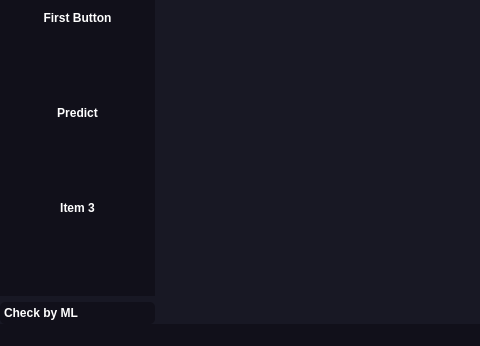
MarcinKrupnik/CheckPCB, file check_pcb.ui: the form before one commit; both pictures show x 0 to 480 and y 157 to 503 of the 955 by 503 pixel window.
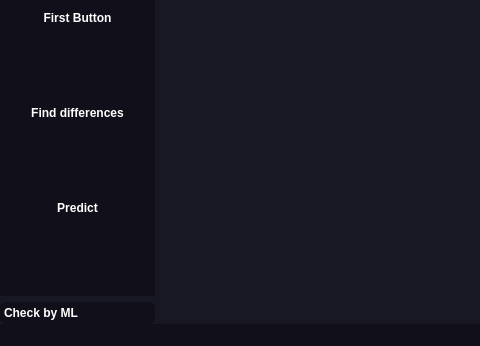
The form after the commit. Icons and pictures are not drawn.

```diff
--- a/check_pcb.ui
+++ b/check_pcb.ui
@@ -263,6 +263,19 @@
                    </property>
                   </widget>
                  </item>
+                 <item>
+                  <widget class="QPushButton" name="differences_button">
+                   <property name="font">
+                    <font>
+                     <weight>75</weight>
+                     <bold>true</bold>
+                    </font>
+                   </property>
+                   <property name="text">
+                    <string>Find differences</string>
+                   </property>
+                  </widget>
+                 </item>
                  <item>
                   <widget class="QPushButton" name="predict_button">
                    <property name="font">
@@ -276,19 +289,6 @@
                    </property>
                   </widget>
                  </item>
-                 <item>
-                  <widget class="QPushButton" name="third_button">
-                   <property name="font">
-                    <font>
-                     <weight>75</weight>
-                     <bold>true</bold>
-                    </font>
-                   </property>
-                   <property name="text">
-                    <string>Item 3</string>
-                   </property>
-                  </widget>
-                 </item>
                 </layout>
                </widget>
                <widget class="QWidget" name="page_2">
```
Left out of the diff: 4 changed lines with no effect on the pictures.
